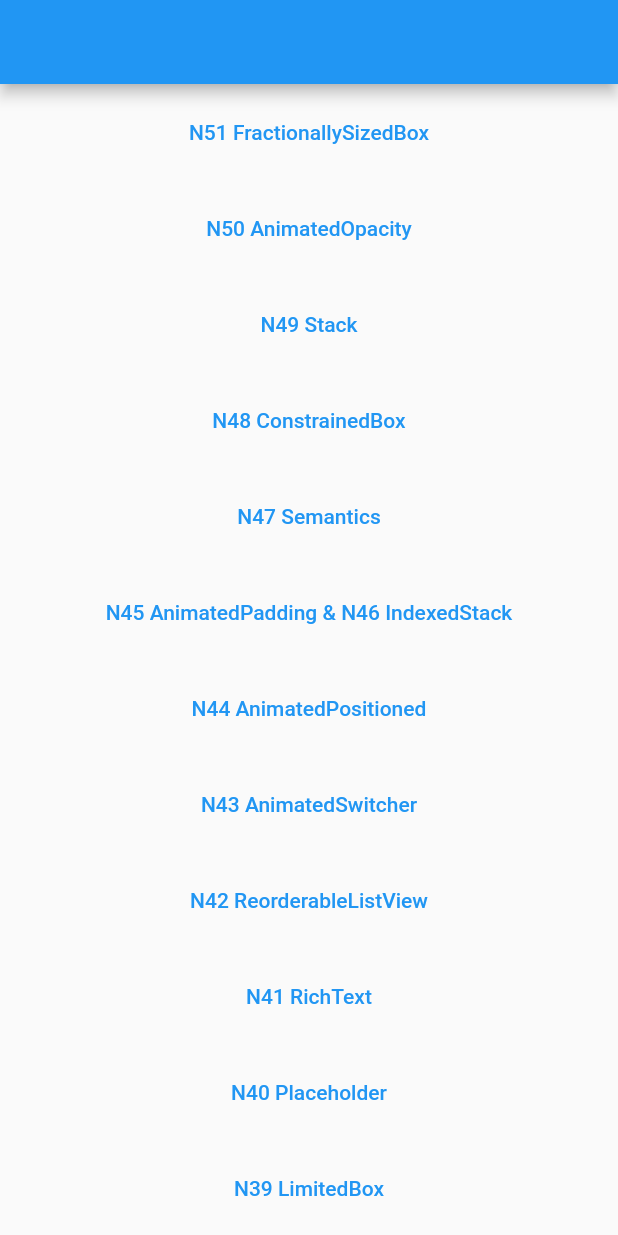
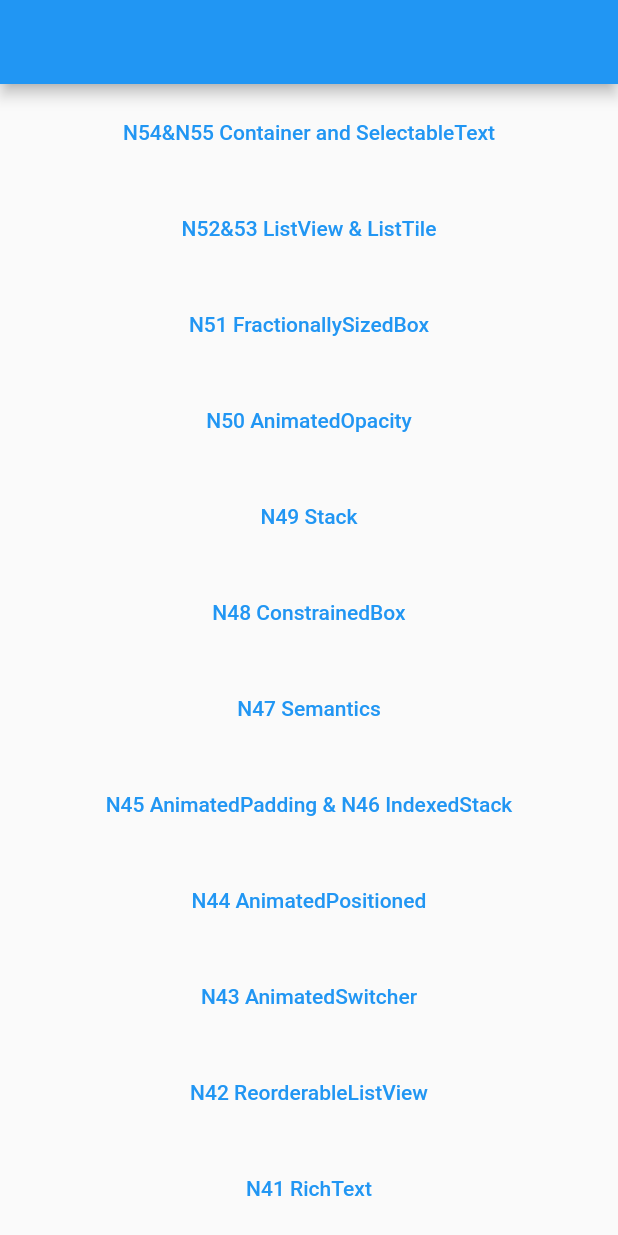
Before and after one commit to ychsue/my_flutter_test, a Flutter app: the screen it shows after launch, on a phone screen of 412 x 824 dp. Run offline on Flutter 3.47's test engine with Material 2 defaults, Android fonts, the light colour scheme and no system bars; our stand-ins replace bloc, flutter_bloc, get, transparent_image; missing offline and left inert: resizable_widget; Roboto replaces fonts that are missing (Georgia).

Commit message:
ListView, ListTile, Container and SelectableText

```diff
--- a/lib/src/route/app_pages.dart
+++ b/lib/src/route/app_pages.dart
@@ -37,6 +37,8 @@ import 'package:test2/src/route/main_screens/n48_constrained_box.dart';
 import 'package:test2/src/route/main_screens/n49_stack.dart';
 import 'package:test2/src/route/main_screens/n50_animated_opacity.dart';
 import 'package:test2/src/route/main_screens/n51_fractionally_sized_box.dart';
+import 'package:test2/src/route/main_screens/n52_53_list_view_n_list_tile.dart';
+import 'package:test2/src/route/main_screens/n54_n55_container_n_selectable_text.dart';
 import 'package:test2/src/route/main_screens/sliver_screen.dart';
 import 'package:test2/src/route/main_screens/unknown_screen.dart';
 import 'package:test2/src/route/main_screens/welcome_screen.dart';
@@ -86,10 +88,20 @@ enum Routes {
   n49_stack,
   n50_animated_opacity,
   n51_fractionally_sized_box,
+  n52_53_list_view_n_list_tile,
+  n54_n55_container_n_selectable_text,
 }
 
 abstract class AppPages {
   static final pages = [
+    GetPage(
+      name: Routes.n54_n55_container_n_selectable_text.toLocation,
+      page: () => N54N55ContainerNSelectableTextScreen(),
+    ),
+    GetPage(
+      name: Routes.n52_53_list_view_n_list_tile.toLocation,
+      page: () => N52N53ListViewNListTileScreen(),
+    ),
     GetPage(
       name: Routes.n51_fractionally_sized_box.toLocation,
       page: () => N51FractionallySizedBoxScreen(),
--- a/lib/src/route/main_screens/get_home_screen.dart
+++ b/lib/src/route/main_screens/get_home_screen.dart
@@ -14,6 +14,20 @@ class GetHomeScreen extends StatelessWidget {
           child: Container(
         child: ListView(
           children: [
+            Container(
+              margin: EdgeInsets.all(8.0),
+              child: TextButton(
+                  onPressed: () => Get.toNamed(
+                      Routes.n54_n55_container_n_selectable_text.toLocation),
+                  child: Text("N54&N55 Container and SelectableText")),
+            ),
+            Container(
+              margin: EdgeInsets.all(8.0),
+              child: TextButton(
+                  onPressed: () => Get.toNamed(
+                      Routes.n52_53_list_view_n_list_tile.toLocation),
+                  child: Text("N52&53 ListView & ListTile")),
+            ),
             Container(
               margin: EdgeInsets.all(8.0),
               child: TextButton(
```
Also changed, not shown: lib/src/route/main_screens/n52_53_list_view_n_list_tile.dart (added, +57 -0 lines), lib/src/route/main_screens/n54_n55_container_n_selectable_text.dart (added, +71 -0 lines), 1 other file.
